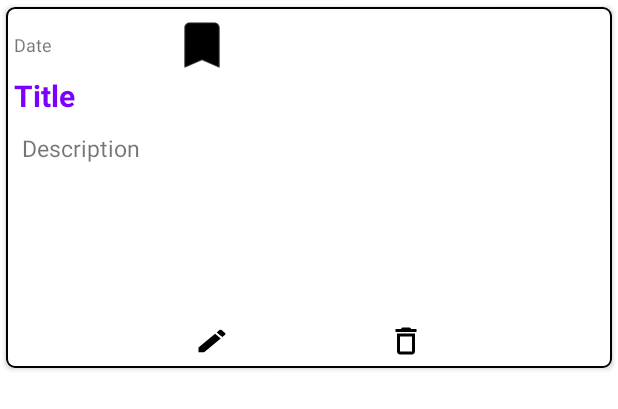
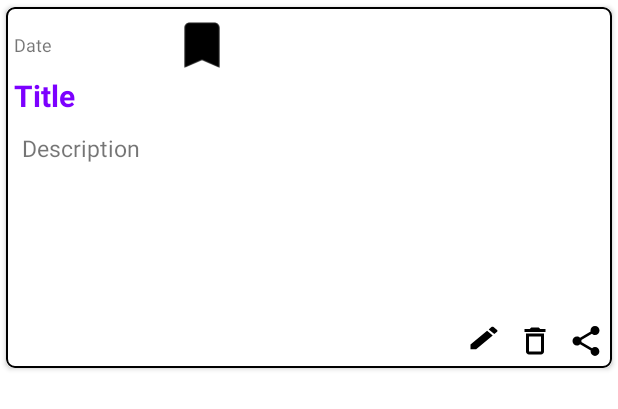
Before and after one commit to sanskrutidholu/TaskGather, an Android app: the layout note_layout.xml on its own in the app's theme, with its tools: preview values and no code run, on a phone screen of 412 x 824 dp. Shown: the top 409 px of the screen. Run offline under Robolectric (Android 15) with nearby library versions, the phone set to English and light mode, and no system bars.

Commit message:
Share functionality added

```diff
--- /dev/null
+++ b/app/src/main/res/drawable/share.xml
@@ -0,0 +1,10 @@
+<vector xmlns:android="http://schemas.android.com/apk/res/android"
+    android:width="24dp"
+    android:height="24dp"
+    android:viewportWidth="24"
+    android:viewportHeight="24"
+    android:tint="@color/black">
+  <path
+      android:fillColor="@android:color/white"
+      android:pathData="M18,16.08c-0.76,0 -1.44,0.3 -1.96,0.77L8.91,12.7c0.05,-0.23 0.09,-0.46 0.09,-0.7s-0.04,-0.47 -0.09,-0.7l7.05,-4.11c0.54,0.5 1.25,0.81 2.04,0.81 1.66,0 3,-1.34 3,-3s-1.34,-3 -3,-3 -3,1.34 -3,3c0,0.24 0.04,0.47 0.09,0.7L8.04,9.81C7.5,9.31 6.79,9 6,9c-1.66,0 -3,1.34 -3,3s1.34,3 3,3c0.79,0 1.5,-0.31 2.04,-0.81l7.12,4.16c-0.05,0.21 -0.08,0.43 -0.08,0.65 0,1.61 1.31,2.92 2.92,2.92 1.61,0 2.92,-1.31 2.92,-2.92s-1.31,-2.92 -2.92,-2.92z"/>
+</vector>
--- a/app/src/main/res/layout/note_layout.xml
+++ b/app/src/main/res/layout/note_layout.xml
@@ -78,7 +78,7 @@
             android:layout_height="25dp"
             android:layout_below="@+id/layout2"
             android:layout_marginTop="15dp"
-            android:gravity="center">
+            android:gravity="end">
 
             <ImageButton
                 android:id="@+id/btn_edit"
@@ -90,8 +90,15 @@
                 android:id="@+id/btn_delete"
                 android:layout_width="wrap_content"
                 android:layout_height="wrap_content"
-                android:layout_marginStart="105dp"
+                android:layout_marginStart="10dp"
                 android:background="@drawable/delete" />
+
+            <ImageButton
+                android:id="@+id/btn_share"
+                android:layout_width="wrap_content"
+                android:layout_height="wrap_content"
+                android:layout_marginStart="10dp"
+                android:background="@drawable/share" />
 
         </LinearLayout>
     </RelativeLayout>
```
Also changed, not shown: app/src/main/java/com/example/taskgather/activities/NoteActivity.kt (+11 -0 lines), app/src/main/java/com/example/taskgather/adapters/NoteAdapter.kt (+12 -0 lines).
